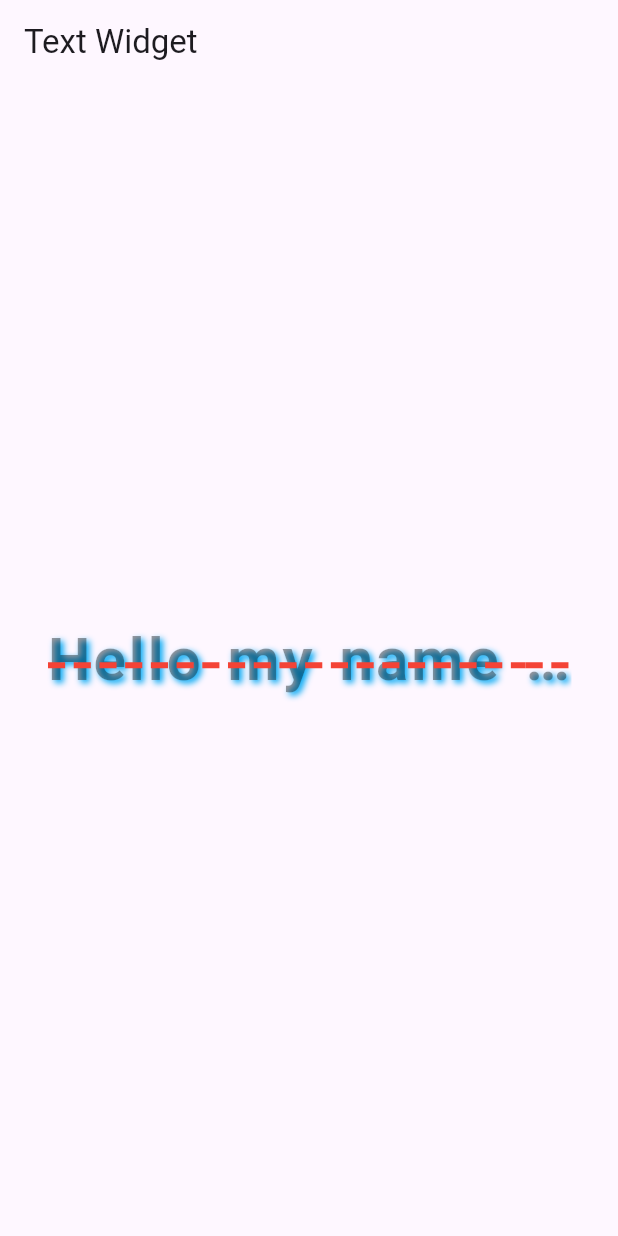
After one commit to AbdRofiqMm/flutter_application_1, a Flutter app: the screen it shows after launch, on a phone screen of 412 x 824 dp. The commit adds this screen. Run offline on Flutter 3.47's test engine with Material 3 defaults, Android fonts, the phone set to English and light mode, and no system bars.

Commit message:
fix: sizebox and text widget

```diff
--- a/lib/main.dart
+++ b/lib/main.dart
@@ -1,7 +1,9 @@
 import 'package:flutter/material.dart';
 import 'package:flutter_application_1/container_decoration.dart';
-import 'package:flutter_application_1/container_page.dart';
-import 'package:flutter_application_1/main_page.dart';
+import 'package:flutter_application_1/sizebox_page.dart';
+import 'package:flutter_application_1/text_widget.dart';
+// import 'package:flutter_application_1/container_page.dart';
+// import 'package:flutter_application_1/main_page.dart';
 
 void main() {
   runApp(const MyApp());
@@ -13,7 +15,7 @@ class MyApp extends StatelessWidget {
   @override
   Widget build(BuildContext context) {
     return const MaterialApp(
-      home: ContainerDecoration(),
+      home: TextWidget(),
     );
   }
 }
--- /dev/null
+++ b/lib/text_widget.dart
@@ -0,0 +1,39 @@
+import 'package:flutter/material.dart';
+import 'package:flutter/rendering.dart';
+
+class TextWidget extends StatelessWidget {
+  const TextWidget({super.key});
+
+  @override
+  Widget build(BuildContext context) {
+    return Scaffold(
+        appBar: AppBar(title: const Text('Text Widget')),
+        body: const Center(
+          child: SizedBox(
+            width: 350,
+            child: Text(
+              'Hello my name is Muhammad Zafran Safaraz',
+              maxLines: 1,
+              overflow: TextOverflow.ellipsis,
+              style: TextStyle(
+                  color: Colors.black38,
+                  fontSize: 40,
+                  fontWeight: FontWeight.bold,
+                  shadows: [
+                    Shadow(
+                      blurRadius: 5,
+                      color: Colors.lightBlue,
+                      offset: Offset(2, 2),
+                    )
+                  ],
+                  letterSpacing: 2,
+                  wordSpacing: 4,
+                  decoration: TextDecoration.lineThrough,
+                  decorationThickness: 2,
+                  decorationColor: Colors.red,
+                  decorationStyle: TextDecorationStyle.dashed),
+            ),
+          ),
+        ));
+  }
+}
```
Also changed, not shown: lib/sizebox_page.dart (added, +35 -0 lines).
